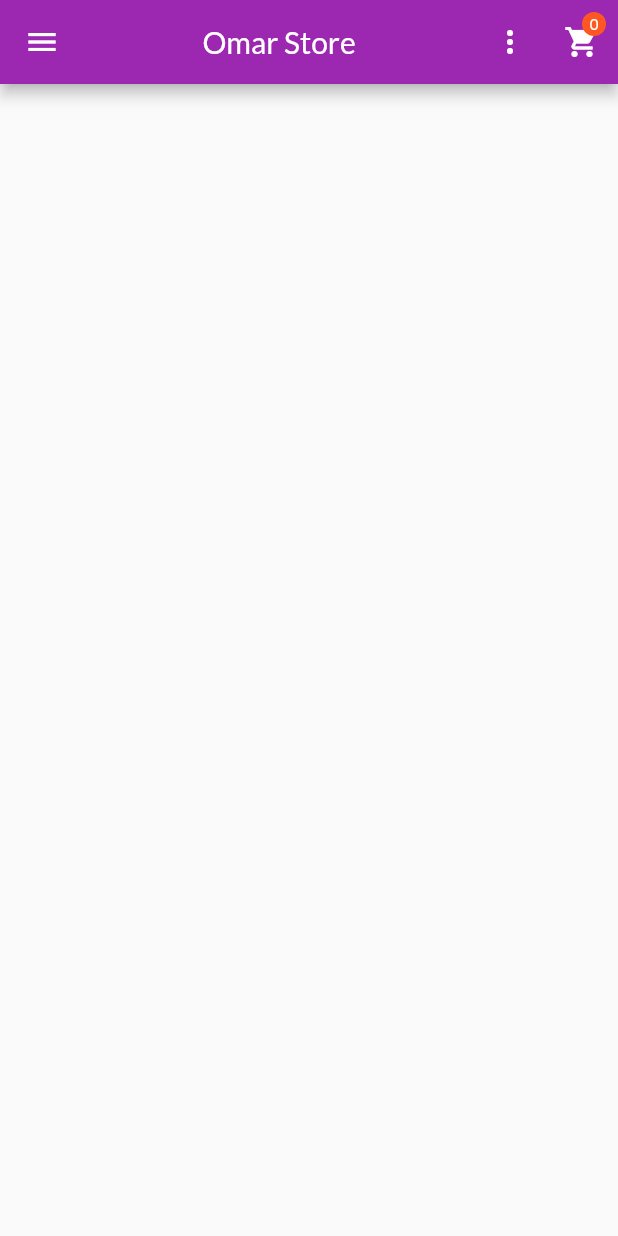
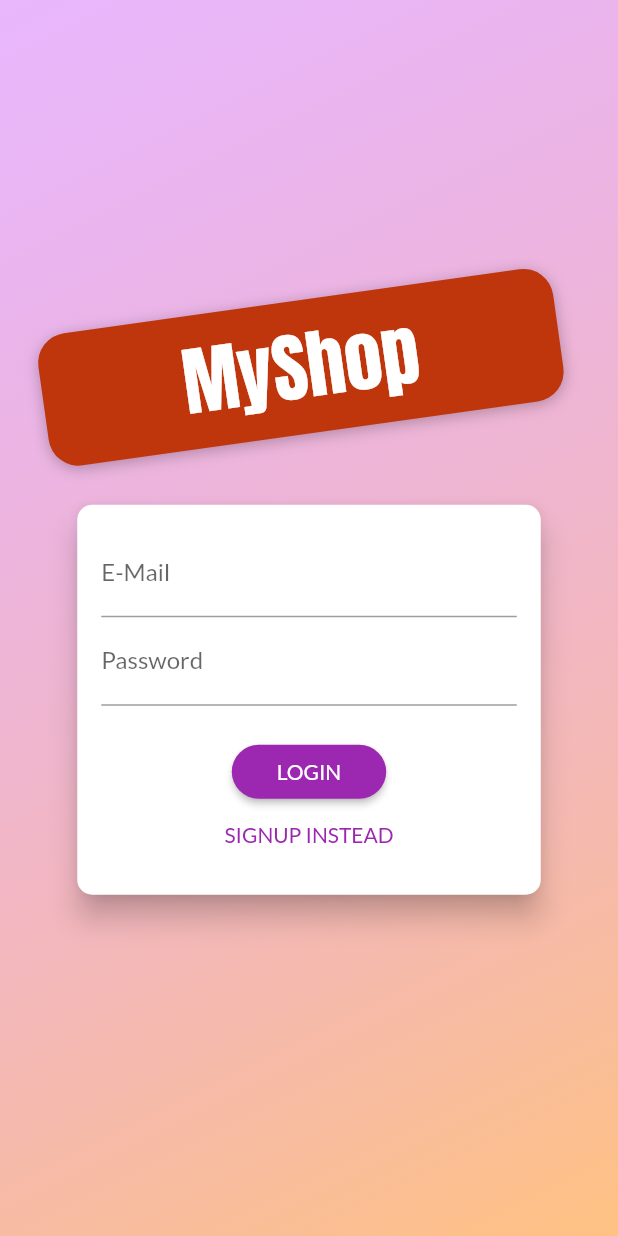
Before and after one commit to omar-hadek/shop-app, a Flutter app: the screen it shows after launch, on a phone screen of 412 x 824 dp. Run offline on Flutter 3.47's test engine with Material 2 defaults, Android fonts, the phone set to English and light mode, and no system bars; network calls fail.

Commit message:
adding authenthication screen and and link it with firebase

```diff
--- a/lib/main.dart
+++ b/lib/main.dart
@@ -6,9 +6,11 @@ import '/screens/product_detail_screen.dart';
 import '/screens/cart_screen.dart';
 import '/providers/Cart.dart';
 import '/providers/products.dart';
+import '/providers/auth.dart';
 import './screens/orders_screen.dart';
 import './screens/user_products_screen.dart';
 import './screens/edit_product_screen.dart';
+import './screens/auth_screen.dart';
 
 void main() {
   runApp(MyApp());
@@ -18,6 +20,8 @@ class MyApp extends StatelessWidget {
   Widget build(BuildContext context) {
     return MultiProvider(
       providers: [
+        ChangeNotifierProvider(
+          create: (context) => Auth()),
         ChangeNotifierProvider(
           create: (context) => Products(),
         ),
@@ -36,8 +40,9 @@ class MyApp extends StatelessWidget {
             accentColor: Colors.deepOrange,
             fontFamily: 'Lato',
           ),
-          initialRoute: '/',
+          initialRoute: AuthScreen.routeName,
           routes: {
+            AuthScreen.routeName: (context) => AuthScreen(),
             '/': (context) => ProductOverviewScreen(),
             ProductDetail.routeName: (context) => ProductDetail(),
             CartScreen.routeName: (context) => CartScreen(),
--- /dev/null
+++ b/lib/providers/auth.dart
@@ -0,0 +1,20 @@
+import 'package:flutter/foundation.dart';
+import 'package:http/http.dart' as http;
+import 'dart:convert';
+class Auth extends ChangeNotifier{
+  late String _token;
+  late DateTime _expiryDate;
+  late String _userId;
+
+  Future<void> signUp(String? email,String?  password) async{
+    final url  = Uri.parse('https://identitytoolkit.googleapis.com/v1/accounts:signUp?key=AIzaSyAteSP9CcwvPNsampuT0fzHB1vOsjit9-U');
+    http.post(url,body: json.encode(
+      {
+        'email':email,
+        'password':password,
+        'returnSecureToken':true
+      }
+    ));
+  }
+
+}
--- /dev/null
+++ b/lib/screens/auth_screen.dart
@@ -0,0 +1,229 @@
+import 'dart:math';
+import 'package:flutter/material.dart';
+import 'package:provider/provider.dart';
+import '../providers/auth.dart';
+
+enum AuthMode { Signup, Login }
+
+class AuthScreen extends StatelessWidget {
+  static const routeName = '/auth';
+
+  @override
+  Widget build(BuildContext context) {
+    final deviceSize = MediaQuery.of(context).size;
+    // final transformConfig = Matrix4.rotationZ(-8 * pi / 180);
+    // transformConfig.translate(-10.0);
+    return Scaffold(
+      // resizeToAvoidBottomInset: false,
+      body: Stack(
+        children: <Widget>[
+          Container(
+            decoration: BoxDecoration(
+              gradient: LinearGradient(
+                colors: [
+                  Color.fromRGBO(215, 117, 255, 1).withOpacity(0.5),
+                  Color.fromRGBO(255, 188, 117, 1).withOpacity(0.9),
+                ],
+                begin: Alignment.topLeft,
+                end: Alignment.bottomRight,
+                stops: [0, 1],
+              ),
+            ),
+          ),
+          SingleChildScrollView(
+            child: Container(
+              height: deviceSize.height,
+              width: deviceSize.width,
+              child: Column(
+                mainAxisAlignment: MainAxisAlignment.center,
+                crossAxisAlignment: CrossAxisAlignment.center,
+                children: <Widget>[
+                  Flexible(
+                    child: Container(
+                      margin: EdgeInsets.only(bottom: 20.0),
+                      padding:
+                          EdgeInsets.symmetric(vertical: 8.0, horizontal: 94.0),
+                      transform: Matrix4.rotationZ(-8 * pi / 180)
+                        ..translate(-10.0),
+                      // ..translate(-10.0),
+                      decoration: BoxDecoration(
+                        borderRadius: BorderRadius.circular(20),
+                        color: Colors.deepOrange.shade900,
+                        boxShadow: [
+                          BoxShadow(
+                            blurRadius: 8,
+                            color: Colors.black26,
+                            offset: Offset(0, 2),
+                          )
+                        ],
+                      ),
+                      child: Text(
+                        'MyShop',
+                        style: TextStyle(
+                          color: Theme.of(context).accentTextTheme.title!.color,
+                          fontSize: 50,
+                          fontFamily: 'Anton',
+                          fontWeight: FontWeight.normal,
+                        ),
+                      ),
+                    ),
+                  ),
+                  Flexible(
+                    flex: deviceSize.width > 600 ? 2 : 1,
+                    child: AuthCard(),
+                  ),
+                ],
+              ),
+            ),
+          ),
+        ],
+      ),
+    );
+  }
+}
+
+class AuthCard extends StatefulWidget {
+  const AuthCard({
+    Key? key,
+  }) : super(key: key);
+
+  @override
+  _AuthCardState createState() => _AuthCardState();
+}
+
+class _AuthCardState extends State<AuthCard> {
+  final GlobalKey<FormState> _formKey = GlobalKey();
+  AuthMode _authMode = AuthMode.Login;
+  Map<String, String> _authData = {
+    'email': '',
+    'password': '',
+  };
+  var _isLoading = false;
+  final _passwordController = TextEditingController();
+
+  Future<void> _submit() async{
+    if (!_formKey.currentState!.validate()) {
+      // Invalid!
+      return;
+    }
+    _formKey.currentState!.save();
+    setState(() {
+      _isLoading = true;
+    });
+    if (_authMode == AuthMode.Login) {
+      // Log user in
+    } else {
+      await Provider.of<Auth>(context,listen: false).signUp(
+        _authData['email'],
+        _authData['password']
+      );
+    }
+    setState(() {
+      _isLoading = false;
+    });
+  }
+
+  void _switchAuthMode() {
+    if (_authMode == AuthMode.Login) {
+      setState(() {
+        _authMode = AuthMode.Signup;
+      });
+    } else {
+      setState(() {
+        _authMode = AuthMode.Login;
+      });
+    }
+  }
+
+  @override
+  Widget build(BuildContext context) {
+    final deviceSize = MediaQuery.of(context).size;
+    return Card(
+      shape: RoundedRectangleBorder(
+        borderRadius: BorderRadius.circular(10.0),
+      ),
+      elevation: 8.0,
+      child: Container(
+        height: _authMode == AuthMode.Signup ? 320 : 260,
+        constraints:
+            BoxConstraints(minHeight: _authMode == AuthMode.Signup ? 320 : 260),
+        width: deviceSize.width * 0.75,
+        padding: EdgeInsets.all(16.0),
+        child: Form(
+          key: _formKey,
+          child: SingleChildScrollView(
+            child: Column(
+              children: <Widget>[
+                TextFormField(
+                  decoration: InputDecoration(labelText: 'E-Mail'),
+                  keyboardType: TextInputType.emailAddress,
+                  validator: (value) {
+                    if (value!.isEmpty || !value.contains('@')) {
+                      return 'Invalid email!';
+                    }
+                    return null;
+                  },
+                  onSaved: (value) {
+                    _authData['email'] = value!;
+                  },
+                ),
+                TextFormField(
+                  decoration: InputDecoration(labelText: 'Password'),
+                  obscureText: true,
+                  controller: _passwordController,
+                  validator: (value) {
+                    if (value!.isEmpty || value.length < 5) {
+                      return 'Password is too short!';
+                    }
+                  },
+                  onSaved: (value) {
+                    _authData['password'] = value!;
+                  },
+                ),
+                if (_authMode == AuthMode.Signup)
+                  TextFormField(
+                    enabled: _authMode == AuthMode.Signup,
+                    decoration: InputDecoration(labelText: 'Confirm Password'),
+                    obscureText: true,
+                    validator: _authMode == AuthMode.Signup
+                        ? (value) {
+                            if (value != _passwordController.text) {
+                              return 'Passwords do not match!';
+                            }
+                          }
+                        : null,
+                  ),
+                SizedBox(
+                  height: 20,
+                ),
+                if (_isLoading)
+                  CircularProgressIndicator()
+                else
+                  RaisedButton(
+                    child:
+                        Text(_authMode == AuthMode.Login ? 'LOGIN' : 'SIGN UP'),
+                    onPressed: _submit,
+                    shape: RoundedRectangleBorder(
+                      borderRadius: BorderRadius.circular(30),
+                    ),
+                    padding:
+                        EdgeInsets.symmetric(horizontal: 30.0, vertical: 8.0),
+                    color: Theme.of(context).primaryColor,
+                    textColor: Theme.of(context).primaryTextTheme.button!.color,
+                  ),
+                FlatButton(
+                  child: Text(
+                      '${_authMode == AuthMode.Login ? 'SIGNUP' : 'LOGIN'} INSTEAD'),
+                  onPressed: _switchAuthMode,
+                  padding: EdgeInsets.symmetric(horizontal: 30.0, vertical: 4),
+                  materialTapTargetSize: MaterialTapTargetSize.shrinkWrap,
+                  textColor: Theme.of(context).primaryColor,
+                ),
+              ],
+            ),
+          ),
+        ),
+      ),
+    );
+  }
+}
```
